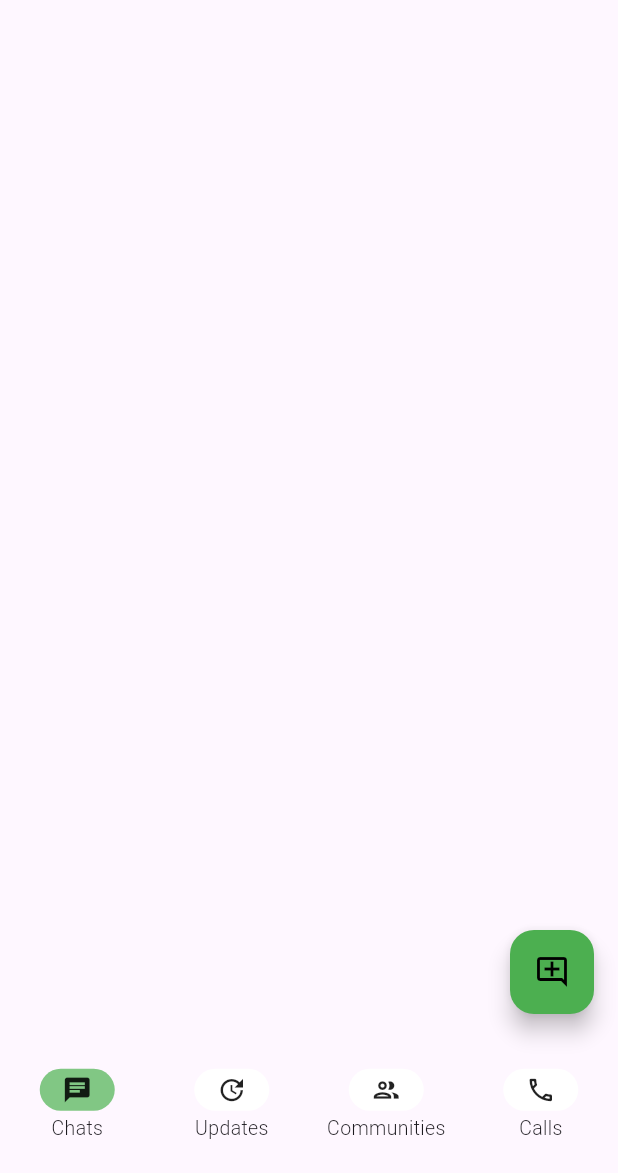
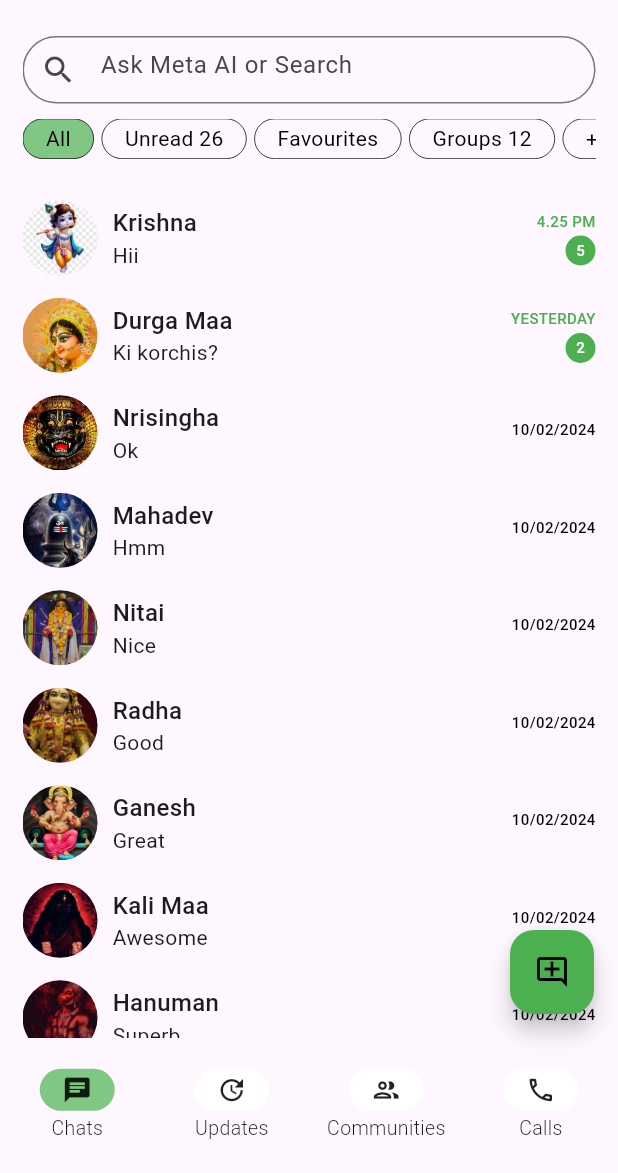
Before and after one commit to Soudip-dev/whatsapp_ui_ux, a Flutter app: the screen it shows after launch, on a phone screen of 412 x 824 dp, the part 63-1236 px from its top. Run offline on Flutter 3.47's test engine with Material 3 defaults, Android fonts, the light colour scheme and no system bars; our stand-ins replace go_router.

Commit message:
community pending

```diff
--- a/lib/pages/calls_page/call_page_widget/call_body_widgets/call_log_widget.dart
+++ b/lib/pages/calls_page/call_page_widget/call_body_widgets/call_log_widget.dart
@@ -72,7 +72,7 @@
               ],),
             ),
             // Spacer(),
-      Icon( callVideoIcon,color: Colors.white,size: 30,)
+      Icon( callVideoIcon,color: Colors.black,size: 22,)
           ],),
     );
   }
--- a/lib/pages/chat_page/chat_page.dart
+++ b/lib/pages/chat_page/chat_page.dart
@@ -1,9 +1,15 @@
 import 'package:flutter/material.dart';
 import 'package:whats_app_ui_ux/global_widgets/app_bar_widget.dart';
 import 'package:whats_app_ui_ux/global_widgets/bottom_navbar.dart';
+import 'package:whats_app_ui_ux/pages/chat_page/chat_page_data/chat_page_data.dart';
 
 
 import 'package:whats_app_ui_ux/pages/chat_page/chat_page_widgets/chat_app_ber_action_btn.dart';
+import 'package:whats_app_ui_ux/pages/chat_page/chat_page_widgets/chat_body_widgets/chat_log_widget.dart';
+import 'package:whats_app_ui_ux/pages/chat_page/chat_page_widgets/chat_body_widgets/chat_sharch_bar.dart';
+import 'package:whats_app_ui_ux/pages/chat_page/chat_page_widgets/chat_body_widgets/chat_upper_buttons.dart';
+import 'package:whats_app_ui_ux/pages/chat_page/chat_page_widgets/chat_floating_btn.dart';
+import 'package:whats_app_ui_ux/utils/app_space.dart';
 
 
 class ChatPage extends StatefulWidget {
@@ -19,13 +25,37 @@
   Widget build(BuildContext context) {
     return Scaffold(
       appBar: AppBarWidget.getAppBar(  title: "WhatsApp",actions: [ChatAppBerActionBtn()]),
-     floatingActionButton: FloatingActionButton(onPressed: (){},
-     backgroundColor: Colors.green,
+     floatingActionButton: ChatFloatingBtn(),
+     bottomNavigationBar: BottomNavigationbarWidget.bottomNavigationBar(context, btInfo: ""),
+    body: Container(
+      height: double.infinity,
+      width: double.infinity,
 
-     child: Icon(Icons.add_comment_outlined,color: Colors.black,),),
-     bottomNavigationBar: BottomNavigationbarWidget.bottomNavigationBar(context, btInfo: "")
+      padding: EdgeInsets.symmetric(horizontal: 15),
+      child: SingleChildScrollView(
+        child: Column(children: [
+          AppSpace.verSpacer(10),
+          ChatSharchBar(),
+          AppSpace.verSpacer(10),
+          ChatUpperButtons(),
+          AppSpace.verSpacer(),
 
+
+      ...ChatPageData.chatList.map((ele){
+        return ChatLogWidget(
+          name: ele["name"]!,
+          lastMessage: ele["lastMessage"]!,
+          time: ele["time"]!,
+          unseenMessage: ele["unseenMessage"]!,
+          profilePic: ele["profilePic"]!,
+        );
+      })
+
+        ],),
+      ),
+    ),
 
     );
   }
+
 }
--- /dev/null
+++ b/lib/pages/chat_page/chat_page_data/chat_page_data.dart
@@ -0,0 +1,80 @@
+class ChatPageData {
+  static List<Map<String, dynamic>> chatList = [
+    {
+      "name": "Krishna",
+      "lastMessage": "Hii",
+      "time": "4.25 PM",
+      "unseenMessage": 5,
+      "profilePic": "assets/img/krisna.png",
+
+    },
+    {
+      "name": "Durga Maa",
+      "lastMessage": "Ki korchis?",
+      "time": "YESTERDAY",
+      "unseenMessage": 2,
+      "profilePic": "assets/img/maa_durga.webp",
+
+    },
+    {
+      "name": "Nrisingha",
+      "lastMessage": "Ok",
+      "time": "10/02/2024",
+      "unseenMessage": 0,
+      "profilePic": "assets/img/Narasimha.jpg",
+
+    },
+    {
+      "name": "Mahadev",
+      "lastMessage": "Hmm",
+      "time": "10/02/2024",
+      "unseenMessage": 0,
+      "profilePic": "assets/img/mahadev.jpg",
+
+    },
+    {
+      "name": "Nitai",
+      "lastMessage": "Nice",
+      "time": "10/02/2024",
+      "unseenMessage": 0,
+      "profilePic": "assets/img/netai_gour.jpeg",
+
+    },
+    {
+      "name": "Radha",
+      "lastMessage": "Good",
+      "time": "10/02/2024",
+      "unseenMessage": 0,
+      "profilePic": "assets/img/Radharani.jpeg",
+
+    },
+    {
+      "name": "Ganesh",
+      "lastMessage": "Great",
+      "time": "10/02/2024",
+      "unseenMessage": 0,
+      "profilePic": "assets/img/ganesh.jpg",
+
+    },
+    {
+      "name": "Kali Maa",
+      "lastMessage": "Awesome",
+      "time": "10/02/2024",
+      "unseenMessage": 0,
+      "profilePic": "assets/img/maa_kali.jpg",
+
+    },
+    {
+      "name": "Hanuman",
+      "lastMessage": "Superb",
+      "time": "10/02/2024",
+      "unseenMessage": 0,
+      "profilePic": "assets/img/hanuman_ji.webp",
+
+    },
+
+
+  ];
+
+
+}
--- /dev/null
+++ b/lib/pages/chat_page/chat_page_widgets/chat_body_widgets/chat_log_widget.dart
@@ -0,0 +1,62 @@
+import 'package:flutter/material.dart';
+import 'package:whats_app_ui_ux/utils/app_space.dart';
+
+class ChatLogWidget extends StatelessWidget {
+  final String name;
+  final String lastMessage;
+  final String time;
+  final int unseenMessage;
+
+  final String profilePic;
+
+
+  const ChatLogWidget({ Key?key,
+   required this.name,
+   required this.lastMessage,
+   required this.time,
+   required this.unseenMessage,
+   required this.profilePic
+   }):super(key: key);
+
+  @override
+  Widget build(BuildContext context) {
+    return Container(
+            height: 65,
+            width: double.infinity,
+
+         child: Row(
+
+          children: [
+          CircleAvatar(radius: 25,
+
+          backgroundImage: AssetImage(profilePic),
+          // child: Image.asset(profilePic),
+          ),
+          AppSpace.horSpacer(10),
+          Expanded(
+            child: Column(
+              crossAxisAlignment: CrossAxisAlignment.start,
+              mainAxisAlignment: MainAxisAlignment.center,
+              children: [
+              Text(name,style: TextStyle(overflow: TextOverflow.ellipsis, fontSize: 16, fontWeight: FontWeight.w500,),),
+              Text(lastMessage,style: TextStyle(overflow: TextOverflow.ellipsis),),
+
+            ],),
+          ),
+          Column(
+            mainAxisAlignment: MainAxisAlignment.center,
+            crossAxisAlignment: CrossAxisAlignment.end,
+            children: [
+              Text(time,style: TextStyle(fontSize: 10, color: unseenMessage == 0 ? Colors.black : Colors.green,fontWeight: FontWeight.w500),),
+              AppSpace.verSpacer(3),
+             unseenMessage == 0 ? SizedBox(height: 2,): CircleAvatar(radius: 10,backgroundColor: Colors.green,
+              child: Text(unseenMessage.toString(),style: TextStyle(fontSize: 10,color: Colors.white),),
+              ),
+            ],
+          )
+         ],),
+
+
+          );
+  }
+}
--- /dev/null
+++ b/lib/pages/chat_page/chat_page_widgets/chat_body_widgets/chat_sharch_bar.dart
@@ -0,0 +1,22 @@
+import 'package:flutter/material.dart';
+
+class ChatSharchBar extends StatelessWidget {
+  const ChatSharchBar({super.key});
+
+  @override
+  Widget build(BuildContext context) {
+    return SizedBox(
+            height: 45,
+            child: TextField(
+              decoration: InputDecoration(
+
+                hintText: "Ask Meta AI or Search",
+                prefixIcon: Icon(Icons.search,),
+                border: OutlineInputBorder(
+                  borderRadius: BorderRadius.circular(25)
+                )
+              )
+            ),
+          );
+  }
+}
--- /dev/null
+++ b/lib/pages/chat_page/chat_page_widgets/chat_body_widgets/chat_upper_buttons.dart
@@ -0,0 +1,39 @@
+import 'package:flutter/material.dart';
+
+class ChatUpperButtons extends StatelessWidget {
+  const ChatUpperButtons({super.key});
+
+  @override
+  Widget build(BuildContext context) {
+    return SingleChildScrollView(
+      scrollDirection: Axis.horizontal,
+      child: Row(children: [
+            upper_button_section(btnName: "All"),
+            upper_button_section(btnName: "Unread 26"),
+            upper_button_section(btnName: "Favourites"),
+            upper_button_section(btnName: "Groups 12"),
+            upper_button_section(btnName: "+"),
+          ],),
+    );
+  }
+
+
+  Container upper_button_section({required String btnName}) {
+    return Container(
+          padding: EdgeInsets.symmetric(horizontal: 15,vertical: 3),
+          margin: EdgeInsets.only(right: 5),
+          decoration: BoxDecoration(
+
+          color:btnName == "All" ? Colors.green.shade300 :Colors.transparent,
+          borderRadius: BorderRadius.circular(15),
+          border: Border.all(color: Colors.black,width: 0.5)
+        ),
+        child: Text(btnName,style: TextStyle(color: Colors.black),),
+
+        );
+  }
+
+
+
+
+}
--- /dev/null
+++ b/lib/pages/chat_page/chat_page_widgets/chat_floating_btn.dart
@@ -0,0 +1,13 @@
+import 'package:flutter/material.dart';
+
+class ChatFloatingBtn extends StatelessWidget {
+  const ChatFloatingBtn({super.key});
+
+  @override
+  Widget build(BuildContext context) {
+    return FloatingActionButton(onPressed: (){},
+     backgroundColor: Colors.green,
+
+     child: Icon(Icons.add_comment_outlined,color: Colors.black,),);
+  }
+}
--- a/pubspec.yaml
+++ b/pubspec.yaml
@@ -59,8 +59,8 @@
   uses-material-design: true
 
   # To add assets to your application, add an assets section, like this:
-  # assets:
-  #   - images/a_dot_burr.jpeg
+  assets:
+    - assets/img/
   #   - images/a_dot_ham.jpeg
 
   # An image asset can refer to one or more resolution-specific "variants", see
```
Also changed, not shown: assets/img/Narasimha.jpg (added), assets/img/Radharani.jpeg (added), assets/img/ganesh.jpg (added), assets/img/hanuman_ji.webp (added), assets/img/krisna.png (added), assets/img/maa_durga.webp (added), assets/img/maa_kali.jpg (added), assets/img/mahadev.jpg (added), assets/img/netai_gour.jpeg (added).
